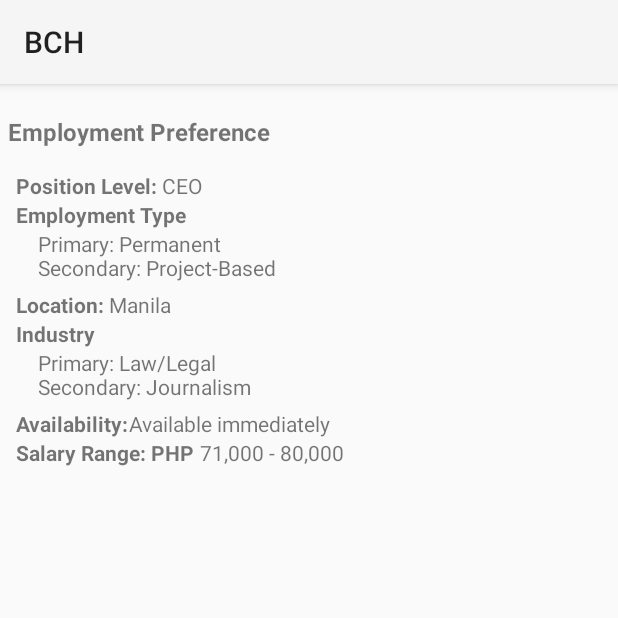
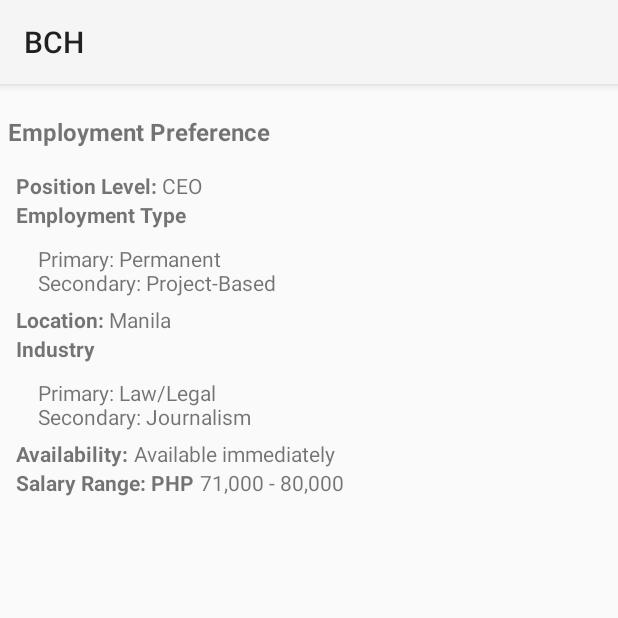
Before and after one commit to Yoshichiban/BCHMobile, an Android app: the fragment PreferenceFragment shown on its own in the app's theme, on a phone screen of 412 x 824 dp, the top half of it. Run offline under Robolectric (Android 15) with nearby library versions, the phone set to English and light mode, and no system bars.

Commit message:
Polished employment preference layout

```diff
--- a/app/src/main/res/layout/preferencefragmentlayout.xml
+++ b/app/src/main/res/layout/preferencefragmentlayout.xml
@@ -37,7 +37,8 @@
         android:text="Employment Type"
         android:textStyle="bold"
         android:layout_below="@+id/positionHeadingTV"
-        android:layout_marginLeft="5sp" />
+        android:layout_marginLeft="5sp"
+        android:layout_marginBottom="10sp" />
     <TextView
         android:layout_width="wrap_content"
         android:layout_height="wrap_content"
@@ -69,7 +70,8 @@
         android:text="Industry"
         android:textStyle="bold"
         android:layout_below="@+id/locationHeadingTV"
-        android:layout_marginLeft="5sp" />
+        android:layout_marginLeft="5sp"
+        android:layout_marginBottom="10sp" />
     <TextView
         android:layout_width="wrap_content"
         android:layout_height="wrap_content"
@@ -82,7 +84,7 @@
         android:layout_width="wrap_content"
         android:layout_height="wrap_content"
         android:id="@+id/availabilityHeadingTV"
-        android:text="Availability:"
+        android:text="Availability: "
         android:textStyle="bold"
         android:layout_below="@+id/industryTV"
         android:layout_marginLeft="5sp" />
```
